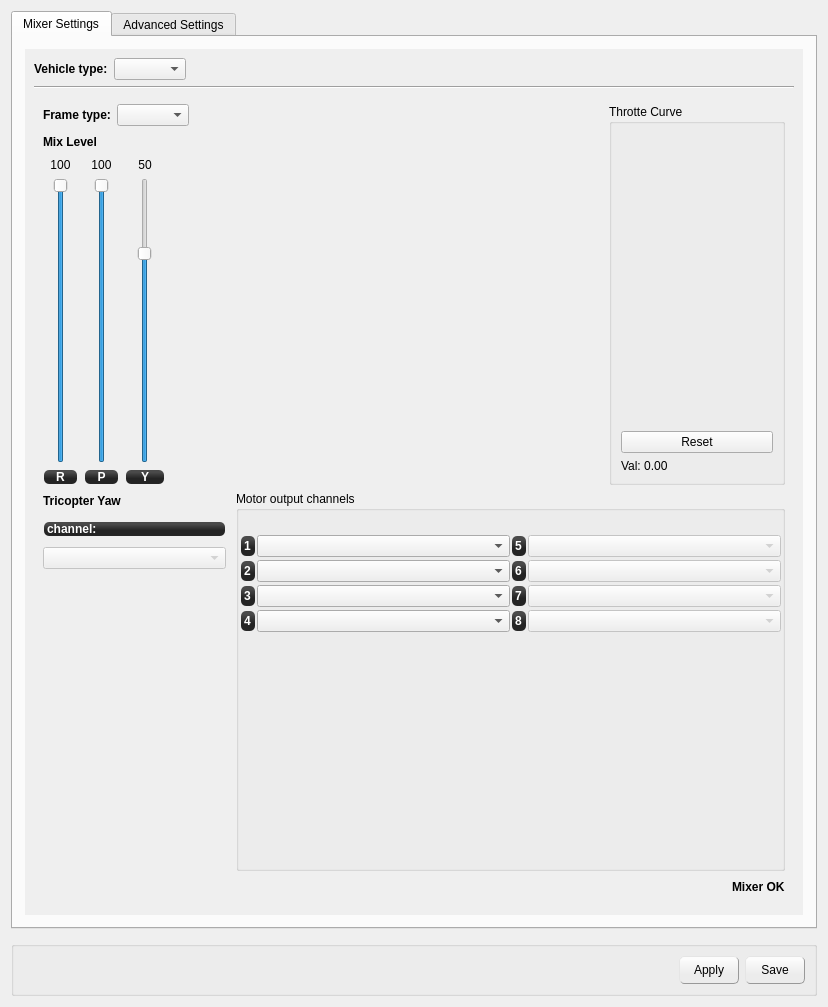
Qt form ground/openpilotgcs/src/plugins/config/airframe.ui (openpilot/OpenPilot) before a commit.
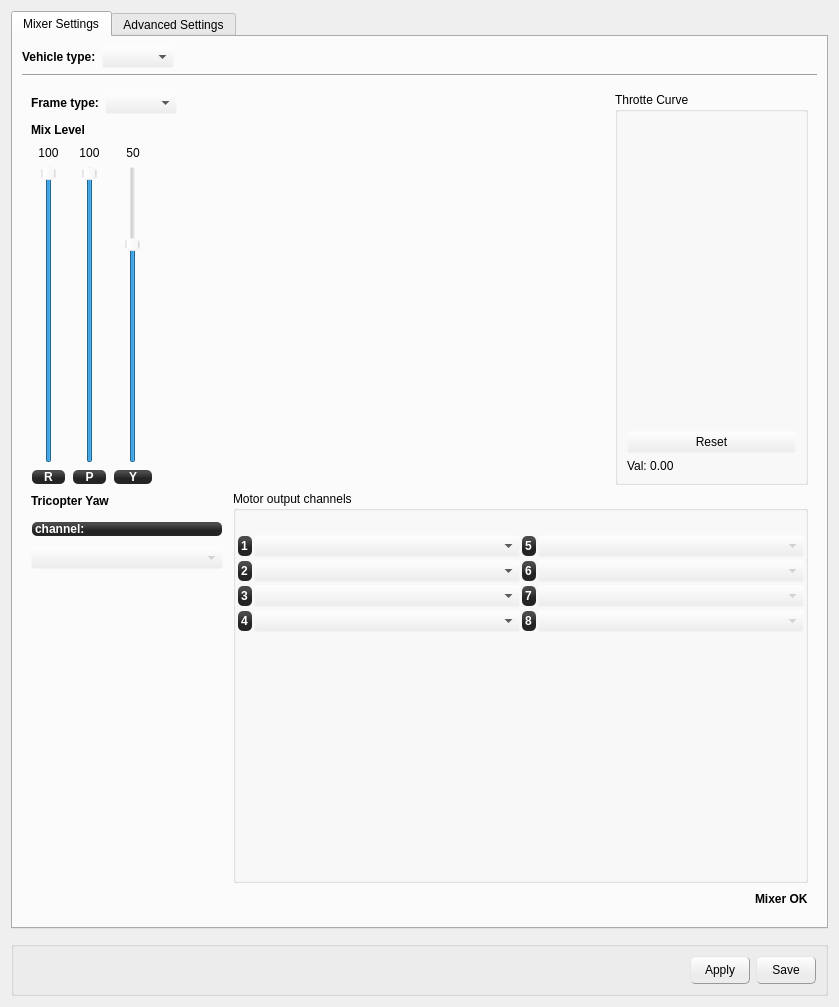
The same form after that commit. The open tabs and pages were chosen to show the change. Icons and pictures are not drawn. Custom widgets are drawn as their Qt base class.

Commit message: fixed the colos for all the forms so its not a topographic map greyscale look now, still converting the buttons all back to non style sheet

The edit to the form file:
```diff
--- a/ground/openpilotgcs/src/plugins/config/airframe.ui
+++ b/ground/openpilotgcs/src/plugins/config/airframe.ui
@@ -6,7 +6,7 @@
    <rect>
     <x>0</x>
     <y>0</y>
-    <width>828</width>
+    <width>839</width>
     <height>1007</height>
    </rect>
   </property>
@@ -28,10 +28,74 @@
       </attribute>
       <layout class="QVBoxLayout" name="verticalLayout_2" stretch="0">
        <property name="margin">
-        <number>12</number>
+        <number>0</number>
        </property>
        <item>
         <widget class="QScrollArea" name="scrollArea">
+         <property name="palette">
+          <palette>
+           <active>
+            <colorrole role="Base">
+             <brush brushstyle="SolidPattern">
+              <color alpha="255">
+               <red>255</red>
+               <green>255</green>
+               <blue>255</blue>
+              </color>
+             </brush>
+            </colorrole>
+            <colorrole role="Window">
+             <brush brushstyle="SolidPattern">
+              <color alpha="0">
+               <red>232</red>
+               <green>232</green>
+               <blue>232</blue>
+              </color>
+             </brush>
+            </colorrole>
+           </active>
+           <inactive>
+            <colorrole role="Base">
+             <brush brushstyle="SolidPattern">
+              <color alpha="255">
+               <red>255</red>
+               <green>255</green>
+               <blue>255</blue>
+              </color>
+             </brush>
+            </colorrole>
+            <colorrole role="Window">
+             <brush brushstyle="SolidPattern">
+              <color alpha="0">
+               <red>232</red>
+               <green>232</green>
+               <blue>232</blue>
+              </color>
+             </brush>
+            </colorrole>
+           </inactive>
+           <disabled>
+            <colorrole role="Base">
+             <brush brushstyle="SolidPattern">
+              <color alpha="0">
+               <red>232</red>
+               <green>232</green>
+               <blue>232</blue>
+              </color>
+             </brush>
+            </colorrole>
+            <colorrole role="Window">
+             <brush brushstyle="SolidPattern">
+              <color alpha="0">
+               <red>232</red>
+               <green>232</green>
+               <blue>232</blue>
+              </color>
+             </brush>
+            </colorrole>
+           </disabled>
+          </palette>
+         </property>
          <property name="frameShape">
           <enum>QFrame::NoFrame</enum>
          </property>
@@ -43,8 +107,8 @@
            <rect>
             <x>0</x>
             <y>0</y>
-            <width>782</width>
-            <height>835</height>
+            <width>809</width>
+            <height>874</height>
            </rect>
           </property>
           <layout class="QVBoxLayout" name="verticalLayout_12">
@@ -77,7 +141,7 @@
                </property>
                <property name="sizeHint" stdset="0">
                 <size>
-                 <width>40</width>
+                 <width>20</width>
                  <height>20</height>
                 </size>
                </property>
@@ -642,9 +706,12 @@
                          <property name="orientation">
                           <enum>Qt::Horizontal</enum>
                          </property>
+                         <property name="sizeType">
+                          <enum>QSizePolicy::MinimumExpanding</enum>
+                         </property>
                          <property name="sizeHint" stdset="0">
                           <size>
-                           <width>40</width>
+                           <width>20</width>
                            <height>20</height>
                           </size>
                          </property>
@@ -888,8 +955,8 @@
                          </property>
                          <property name="minimumSize">
                           <size>
-                           <width>110</width>
-                           <height>110</height>
+                           <width>80</width>
+                           <height>80</height>
                           </size>
                          </property>
                          <property name="styleSheet">
@@ -912,9 +979,12 @@
                      <property name="orientation">
                       <enum>Qt::Horizontal</enum>
                      </property>
+                     <property name="sizeType">
+                      <enum>QSizePolicy::MinimumExpanding</enum>
+                     </property>
                      <property name="sizeHint" stdset="0">
                       <size>
-                       <width>40</width>
+                       <width>10</width>
                        <height>20</height>
                       </size>
                      </property>
@@ -922,6 +992,12 @@
                    </item>
                    <item>
                     <widget class="QGroupBox" name="groupBox_6">
+                     <property name="sizePolicy">
+                      <sizepolicy hsizetype="Expanding" vsizetype="Preferred">
+                       <horstretch>0</horstretch>
+                       <verstretch>0</verstretch>
+                      </sizepolicy>
+                     </property>
                      <property name="title">
                       <string>Throtte Curve</string>
                      </property>
@@ -952,8 +1028,8 @@
                         </property>
                         <property name="minimumSize">
                          <size>
-                          <width>120</width>
-                          <height>120</height>
+                          <width>80</width>
+                          <height>80</height>
                          </size>
                         </property>
                         <property name="styleSheet">
@@ -1339,9 +1415,12 @@
                      <property name="orientation">
                       <enum>Qt::Horizontal</enum>
                      </property>
+                     <property name="sizeType">
+                      <enum>QSizePolicy::MinimumExpanding</enum>
+                     </property>
                      <property name="sizeHint" stdset="0">
                       <size>
-                       <width>40</width>
+                       <width>20</width>
                        <height>20</height>
                       </size>
                      </property>
@@ -2883,9 +2962,12 @@
           <property name="orientation">
            <enum>Qt::Horizontal</enum>
           </property>
+          <property name="sizeType">
+           <enum>QSizePolicy::MinimumExpanding</enum>
+          </property>
           <property name="sizeHint" stdset="0">
            <size>
-            <width>40</width>
+            <width>20</width>
             <height>20</height>
            </size>
           </property>
```
Left out of the diff: 82 changed lines with no effect on the pictures. The commit also changes 6 other files.
